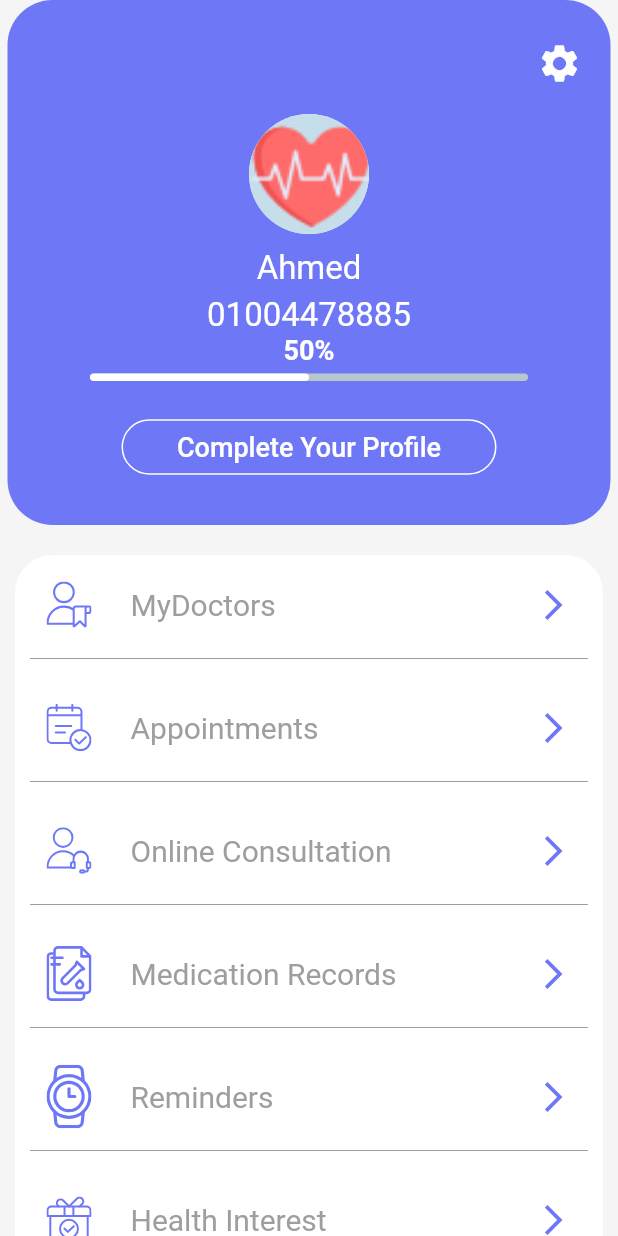
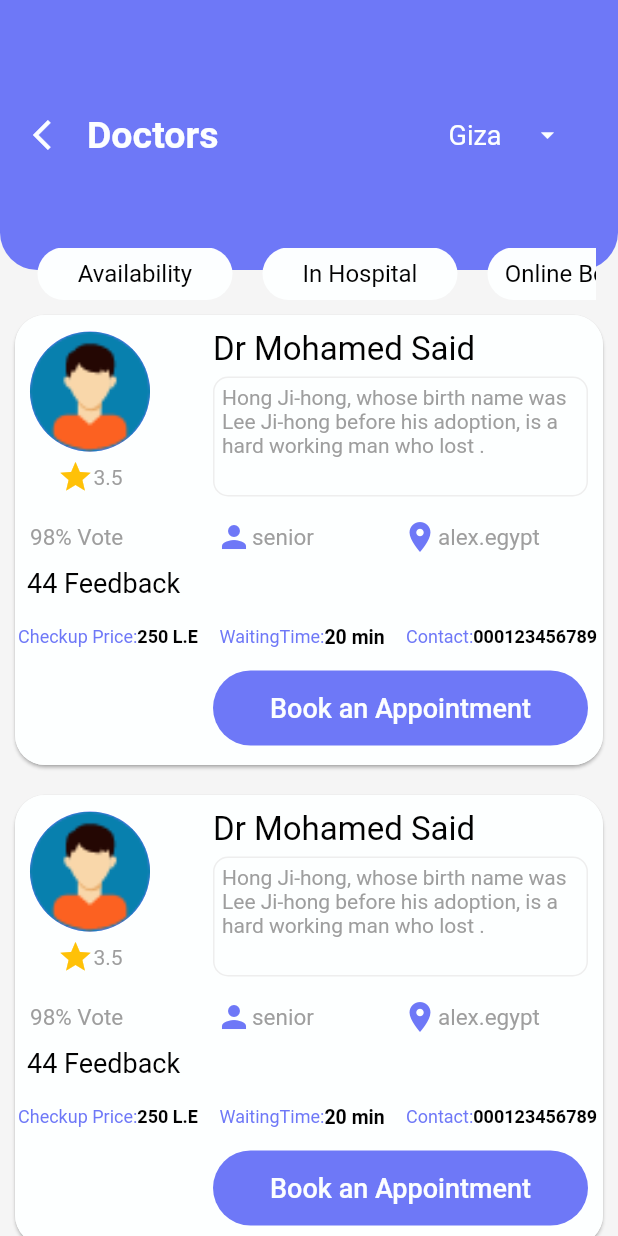
Before and after one commit to NourSabry/nabbda, a Flutter app: the ProfileScreen screen opened directly, after a tap on "MyDoctors", on a phone screen of 412 x 824 dp. Run offline on Flutter 3.47's test engine with Material 2 defaults, Android fonts, the phone set to English and light mode, and no system bars; drawn by our look-alikes of auto_size_text, expansion_tile_card, percent_indicator; our stand-ins replace flutter_svg, font_awesome_flutter, syncfusion_flutter_charts, table_calendar; missing offline and left inert: chart_sparkline, custom_timer.

Commit message:
finish (doctor screen)

```diff
--- /dev/null
+++ b/lib/components/appbar_doctor_screen.dart
@@ -0,0 +1,116 @@
+import 'package:expansion_tile_card/expansion_tile_card.dart';
+import 'package:flutter/material.dart';
+import 'package:nabbda/components/button_appbar_screen_doctor.dart';
+import 'package:nabbda/constants.dart';
+
+class AppbarOfDoctorScreen extends StatelessWidget {
+  final List<String> labels = [
+    'Availability',
+    'In Hospital',
+    'Online Booking',
+    'Online Booking'
+  ];
+
+  @override
+  Widget build(BuildContext context) {
+    return Container(
+      height: 200,
+      width: MediaQuery
+          .of(context)
+          .size
+          .width,
+      child: Stack(
+        children: [
+          Container(
+            height: 180,
+            decoration: BoxDecoration(
+                color: K.mainColor,
+                borderRadius: BorderRadius.only(
+                    bottomRight: Radius.circular(25),
+                    bottomLeft: Radius.circular(25))),
+            child: Row(
+              mainAxisAlignment: MainAxisAlignment.spaceBetween,
+              children: [
+                Padding(
+                  padding: const EdgeInsets.symmetric(horizontal: 10),
+                  child: Row(
+                    children: [
+                      IconButton(
+                        onPressed: () {
+                          Navigator.pop(context);
+                        },
+                        icon: Icon(
+                          Icons.arrow_back_ios,
+                          color: K.WhiteColor,
+                        ),
+                      ),
+                      Text(
+                        "Doctors",
+                        style: TextStyle(
+                            fontSize: 25,
+                            color: K.WhiteColor,
+                            fontWeight: FontWeight.bold),
+                      ),
+                    ],
+                  ),
+                ),
+                SizedBox(
+                  width: 150,
+                  child: ExpansionTileCard(
+                      shadowColor: K.mainColor,
+                      baseColor: K.mainColor,
+                      elevation: 0,
+                      trailing: Icon(
+                        Icons.arrow_drop_down,
+                        color: K.WhiteColor,
+                        size: 20,
+                      ),
+                      title: Text(
+                        "Giza",
+                        style: TextStyle(
+                            color: K.WhiteColor, fontSize: 18),
+                      ),
+                      contentPadding:
+                      EdgeInsets.symmetric(horizontal: 35),
+                      expandedTextColor: K.mainColor,
+                      children: <Widget>[]),
+                )
+              ],
+            ),
+          ),
+          Positioned(
+            bottom: 0,
+            left: 0,
+            right: 0,
+            child: Padding(
+              padding: const EdgeInsets.symmetric(horizontal: 15),
+              child: SizedBox(
+                height: 35,
+                child: ListView.builder(
+                    shrinkWrap: true,
+                    scrollDirection: Axis.horizontal,
+                    itemCount: labels.length,
+                    itemBuilder: (context, index) =>
+                        ButtonOfAppbar(
+                          label: labels[index],
+                          function: () {
+                            if (index == 0) {
+                              print("index=0");
+                            } else if (index == 1) {
+                              print("index==1");
+                            } else if (index == 2) {
+                              print("index==2");
+                            } else {
+                              print("index==3");
+                            }
+                          },
+                        )
+                ),
+              ),
+            ),
+          ),
+        ],
+      ),
+    );
+  }
+}
--- /dev/null
+++ b/lib/components/button_appbar_screen_doctor.dart
@@ -0,0 +1,29 @@
+import 'package:flutter/material.dart';
+import 'package:nabbda/constants.dart';
+
+class ButtonOfAppbar extends StatelessWidget {
+  final String? label;
+  final Function()? function;
+
+  ButtonOfAppbar({this.label, this.function});
+
+  @override
+  Widget build(BuildContext context) {
+    return Padding(
+      padding: const EdgeInsets.symmetric(horizontal: 10),
+      child: GestureDetector(
+        onTap: function,
+        child: Container(
+          width: 130,
+          decoration: BoxDecoration(
+              color: K.WhiteColor, borderRadius: BorderRadius.circular(25)),
+          child: Center(
+              child: Text(
+            label!,
+            style: TextStyle(color: K.blackColor, fontSize: 16),
+          )),
+        ),
+      ),
+    );
+  }
+}
--- /dev/null
+++ b/lib/components/card_doctor_screen.dart
@@ -0,0 +1,304 @@
+import 'package:auto_size_text/auto_size_text.dart';
+import 'package:flutter/material.dart';
+import 'package:nabbda/constants.dart';
+
+class CardOfDoctorScreen extends StatelessWidget {
+  final String? image;
+  final String? name;
+  final String? description;
+  final String? rate;
+  final String? vote;
+  final String? job;
+  final String? location;
+  final String? feedback;
+  final String? price;
+  final String? time;
+  final String? phoneNumber;
+  final Function()? function;
+
+  CardOfDoctorScreen(
+      {this.name,
+      this.function,
+      this.image,
+      this.time,
+      this.rate,
+      this.description,
+      this.phoneNumber,
+      this.price,
+      this.feedback,
+      this.job,
+      this.location,
+      this.vote});
+
+  @override
+  Widget build(BuildContext context) {
+    return Padding(
+      padding: const EdgeInsets.symmetric(horizontal: 10, vertical: 10),
+      child: Material(
+        elevation: 1,
+        shadowColor: Colors.grey,
+        borderRadius: BorderRadius.circular(20),
+        child: Container(
+          height: 300,
+          decoration: BoxDecoration(
+              color: K.WhiteColor, borderRadius: BorderRadius.circular(20)),
+          child: Column(
+            crossAxisAlignment: CrossAxisAlignment.start,
+            children: [
+              Row(
+                mainAxisAlignment: MainAxisAlignment.spaceBetween,
+                children: [
+                  Padding(
+                    padding: const EdgeInsets.symmetric(
+                        horizontal: 10, vertical: 10),
+                    child: Column(
+                      children: [
+                        Container(
+                          clipBehavior: Clip.antiAlias,
+                          height: 80,
+                          width: 80,
+                          decoration: BoxDecoration(
+                              shape: BoxShape.circle, color: K.mainColor),
+                          child: Image.asset(
+                            image!,
+                            fit: BoxFit.cover,
+                          ),
+                        ),
+                        Padding(
+                          padding: const EdgeInsets.symmetric(vertical: 5),
+                          child: Row(
+                            children: [
+                              Icon(
+                                Icons.star,
+                                color: Colors.amber,
+                              ),
+                              Text(
+                                rate!,
+                                style: TextStyle(color: K.grayColor),
+                              ),
+                            ],
+                          ),
+                        )
+                      ],
+                    ),
+                  ),
+                  Padding(
+                    padding: const EdgeInsets.symmetric(
+                        horizontal: 10, vertical: 10),
+                    child: Column(
+                      children: [
+                        SizedBox(
+                          width: 250,
+                          child: AutoSizeText(
+                            name!,
+                            maxLines: 1,
+                            style: TextStyle(fontSize: 22, color: K.blackColor),
+                          ),
+                        ),
+                        Padding(
+                          padding: const EdgeInsets.symmetric(vertical: 5),
+                          child: Container(
+                            height: 80,
+                            width: 250,
+                            decoration: BoxDecoration(
+                                borderRadius: BorderRadius.circular(10),
+                                border: Border.all(color: K.grayColor.shade200),
+                                color: K.WhiteColor),
+                            child: Padding(
+                              padding: const EdgeInsets.symmetric(
+                                  horizontal: 5, vertical: 5),
+                              child: AutoSizeText(
+                                description!,
+                                maxLines: 5,
+                                style:
+                                    TextStyle(fontSize: 15, color: K.grayColor),
+                              ),
+                            ),
+                          ),
+                        ),
+                      ],
+                    ),
+                  )
+                ],
+              ),
+              Padding(
+                padding: const EdgeInsets.symmetric(horizontal: 10),
+                child: Row(
+                  children: [
+                    Expanded(
+                      child: Row(
+                        children: [
+                          AutoSizeText(
+                            vote!,
+                            maxLines: 1,
+                            style: TextStyle(color: K.grayColor, fontSize: 15),
+                          ),
+                          AutoSizeText(
+                            "Vote",
+                            maxLines: 1,
+                            style: TextStyle(color: K.grayColor, fontSize: 15),
+                          ),
+                        ],
+                      ),
+                    ),
+                    Expanded(
+                      child: Row(
+                        children: [
+                          Icon(
+                            Icons.person,
+                            color: K.mainColor,
+                          ),
+                          Expanded(
+                            child: AutoSizeText(
+                              job!,
+                              maxLines: 1,
+                              style:
+                                  TextStyle(color: K.grayColor, fontSize: 15),
+                            ),
+                          ),
+                        ],
+                      ),
+                    ),
+                    Expanded(
+                      child: Row(
+                        children: [
+                          Icon(
+                            Icons.location_on,
+                            color: K.mainColor,
+                          ),
+                          Expanded(
+                            child: AutoSizeText(
+                              location!,
+                              maxLines: 1,
+                              style:
+                                  TextStyle(color: K.grayColor, fontSize: 15),
+                            ),
+                          ),
+                        ],
+                      ),
+                    ),
+                  ],
+                ),
+              ),
+              Padding(
+                padding: const EdgeInsets.symmetric(horizontal: 8, vertical: 8),
+                child: Row(
+                  children: [
+                    AutoSizeText(
+                      feedback!,
+                      style: TextStyle(color: K.blackColor, fontSize: 18),
+                    ),
+                    AutoSizeText(
+                      "Feedback",
+                      style: TextStyle(color: K.blackColor, fontSize: 18),
+                    ),
+                  ],
+                ),
+              ),
+              Padding(
+                padding:
+                    const EdgeInsets.symmetric(horizontal: 2, vertical: 10),
+                child: Row(
+                  children: [
+                    Expanded(
+                      child: Row(
+                        children: [
+                          AutoSizeText(
+                            "Checkup Price:",
+                            maxLines: 1,
+                            style: TextStyle(color: K.mainColor, fontSize: 10),
+                          ),
+                          Expanded(
+                            child: AutoSizeText(
+                              price!,
+                              maxLines: 1,
+                              style: TextStyle(
+                                  color: K.blackColor,
+                                  fontSize: 10,
+                                  fontWeight: FontWeight.bold),
+                            ),
+                          ),
+                        ],
+                      ),
+                    ),
+                    Expanded(
+                      child: Padding(
+                        padding: const EdgeInsets.symmetric(horizontal: 5),
+                        child: Row(
+                          children: [
+                            AutoSizeText(
+                              "WaitingTime:",
+                              maxLines: 1,
+                              style:
+                                  TextStyle(color: K.mainColor, fontSize: 10),
+                            ),
+                            Expanded(
+                              child: AutoSizeText(
+                                time!,
+                                maxLines: 1,
+                                style: TextStyle(
+                                    color: K.blackColor,
+                                    fontSize: 13,
+                                    fontWeight: FontWeight.bold),
+                              ),
+                            ),
+                          ],
+                        ),
+                      ),
+                    ),
+                    Expanded(
+                      child: Row(
+                        children: [
+                          AutoSizeText(
+                            "Contact:",
+                            maxLines: 1,
+                            style: TextStyle(color: K.mainColor, fontSize: 10),
+                          ),
+                          Expanded(
+                            child: AutoSizeText(
+                              phoneNumber!,
+                              maxLines: 1,
+                              style: TextStyle(
+                                  color: K.blackColor,
+                                  fontSize: 15,
+                                  fontWeight: FontWeight.bold),
+                            ),
+                          ),
+                        ],
+                      ),
+                    ),
+                  ],
+                ),
+              ),
+              Align(
+                alignment: Alignment.bottomRight,
+                child: Padding(
+                  padding:
+                      const EdgeInsets.symmetric(vertical: 5, horizontal: 10),
+                  child: SizedBox(
+                    height: 50,
+                    width: 250,
+                    child: TextButton(
+                      onPressed: function,
+                      child: Text(
+                        "Book an Appointment",
+                        style: TextStyle(
+                          color: K.WhiteColor,
+                          fontSize: 18,
+                        ),
+                      ),
+                      style: TextButton.styleFrom(
+                          shape: RoundedRectangleBorder(
+                              borderRadius: BorderRadius.circular(25)),
+                          backgroundColor: K.mainColor),
+                    ),
+                  ),
+                ),
+              )
+            ],
+          ),
+        ),
+      ),
+    );
+  }
+}
--- a/lib/components/container_home_screen.dart
+++ b/lib/components/container_home_screen.dart
@@ -2,6 +2,7 @@ import 'package:auto_size_text/auto_size_text.dart';
 import 'package:flutter/material.dart';
 import 'package:nabbda/colors.dart';
 import 'package:nabbda/components/textfield_search.dart';
+import 'package:nabbda/constants.dart';
 
 class ContainerOfHomeScreen extends StatelessWidget {
   final Function()? functionShare;
@@ -22,7 +23,7 @@ class ContainerOfHomeScreen extends StatelessWidget {
             height: 180,
             width: size.width,
             decoration: BoxDecoration(
-                color: Color(0xFF6E78F7),
+                color: K.mainColor,
                 borderRadius: BorderRadius.only(
                     bottomRight: Radius.circular(30),
                     bottomLeft: Radius.circular(30))),
--- a/lib/screens/container_profile_screen.dart
+++ b/lib/components/container_profile_screen.dart
@@ -23,7 +23,7 @@ class ContainerOfProfile extends StatelessWidget {
     Size size = MediaQuery.of(context).size;
 
     return Container(
-      width: size.width - 10,
+      width: size.width ,
       height: 350,
       decoration: BoxDecoration(
           color: Color(0xFF6E78F7), borderRadius: BorderRadius.circular(30)),
--- a/lib/components/container_vital_signs.dart
+++ b/lib/components/container_vital_signs.dart
@@ -15,9 +15,7 @@ class ContainerOfVitalSigns extends StatelessWidget {
   Widget build(BuildContext context) {
     var data = [0.0, 1.0, 1.5, 2.0, 0.0, 0.0, -0.5, -1.0, -0.5, 0.0, 0.0];
 
-    return Padding(
-      padding: const EdgeInsets.symmetric(horizontal: 2, vertical: 5),
-      child: Container(
+    return Container(
       height: 80,
       child: Row(
         mainAxisAlignment: MainAxisAlignment.spaceBetween,
@@ -74,7 +72,6 @@ class ContainerOfVitalSigns extends StatelessWidget {
           ),
         ],
       ),
-      ),
     );
   }
 }
--- /dev/null
+++ b/lib/constants.dart
@@ -0,0 +1,10 @@
+import 'package:flutter/material.dart';
+
+class K {
+
+  static const mainColor=Color(0xFF6E78F7);
+  static const WhiteColor=Color(0xFDFDFFFF);
+  static const blackColor=Color(0xFD000000);
+  static const grayColor=Colors.grey;
+
+}
--- a/lib/screens/HomeScreen.dart
+++ b/lib/screens/HomeScreen.dart
@@ -51,8 +51,7 @@ class HomeScreen extends StatelessWidget {
 
   @override
   Widget build(BuildContext context) {
-    return SafeArea(
-      child: Scaffold(
+    return Scaffold(
       backgroundColor: Color(0xFFF5F5F5),
       body: SingleChildScrollView(
         physics: ClampingScrollPhysics(),
@@ -161,7 +160,6 @@ class HomeScreen extends StatelessWidget {
           ],
         ),
       ),
-      ),
     );
   }
 }
--- /dev/null
+++ b/lib/screens/doctor_screen.dart
@@ -0,0 +1,43 @@
+import 'package:auto_size_text/auto_size_text.dart';
+import 'package:flutter/material.dart';
+import 'package:nabbda/components/appbar_doctor_screen.dart';
+import 'package:nabbda/components/card_doctor_screen.dart';
+
+class DoctorsScreen extends StatelessWidget {
+  @override
+  Widget build(BuildContext context) {
+    return Scaffold(
+      backgroundColor: Color(0xFFF5F5F5),
+      body: SingleChildScrollView(
+        child: Column(
+          children: [
+            AppbarOfDoctorScreen(),
+            SizedBox(
+              child: ListView.builder(
+                  physics: ClampingScrollPhysics(),
+                  shrinkWrap: true,
+                  itemCount: 3,
+                  itemBuilder: (context, index) => CardOfDoctorScreen(
+                        function: () {
+                          print("doctor");
+                        },
+                        image: "assets/images/Male.png",
+                        name: "Dr Mohamed Said",
+                        time: "20 min",
+                        rate: "3.5",
+                        description:
+                            "Hong Ji-hong, whose birth name was Lee Ji-hong before his adoption, is a hard working man who lost .",
+                        price: "250 L.E",
+                        feedback: "44 ",
+                        job: "senior",
+                        location: "alex.egypt",
+                        phoneNumber: "000123456789",
+                        vote: "98% ",
+                      )),
+            )
+          ],
+        ),
+      ),
+    );
+  }
+}
--- a/lib/screens/profile_screen.dart
+++ b/lib/screens/profile_screen.dart
@@ -1,6 +1,7 @@
 import 'package:flutter/material.dart';
 import 'package:nabbda/components/setting_profile_screen.dart';
-import 'package:nabbda/screens/container_profile_screen.dart';
+import 'package:nabbda/components/container_profile_screen.dart';
+import 'package:nabbda/screens/doctor_screen.dart';
 
 class ProfileScreen extends StatelessWidget {
   final List<String> images = [
@@ -26,9 +27,7 @@ class ProfileScreen extends StatelessWidget {
 
   @override
   Widget build(BuildContext context) {
-    Size size = MediaQuery.of(context).size;
-    return SafeArea(
-      child: Scaffold(
+    return Scaffold(
       backgroundColor: Color(0xFFF5F5F5),
       body: SingleChildScrollView(
         child: Column(
@@ -44,10 +43,8 @@ class ProfileScreen extends StatelessWidget {
               percentText: "50%",
             ),
             Padding(
-                padding:
-                    const EdgeInsets.symmetric(vertical: 20, horizontal: 10),
+              padding: const EdgeInsets.symmetric(vertical: 20, horizontal: 10),
               child: Container(
-                  height: size.height,
                 decoration: BoxDecoration(
                   color: Colors.white,
                   borderRadius: BorderRadius.circular(25),
@@ -62,6 +59,10 @@ class ProfileScreen extends StatelessWidget {
                           function: () {
                             if (index == 0) {
                               print("index=0");
+                              Navigator.push(
+                                  context,
+                                  MaterialPageRoute(
+                                      builder: (context) => DoctorsScreen()));
                             } else if (index == 1) {
                               print("index=1");
                             } else if (index == 2) {
@@ -86,7 +87,6 @@ class ProfileScreen extends StatelessWidget {
           ],
         ),
       ),
-      ),
     );
   }
 }
--- a/lib/screens/vital_signs_screen.dart
+++ b/lib/screens/vital_signs_screen.dart
@@ -10,14 +10,16 @@ class VitalSignsScreen extends StatelessWidget {
     "Temperature",
     "Respiratory Rate",
     "O2Saturation level"
-  ]; final List<String> time = [
+  ];
+  final List<String> time = [
     "24 Apr 2021",
     "24 Apr 2021",
     "24 Apr 2021",
     "24 Apr 2021",
     "24 Apr 2021",
     "24 Apr 2021",
-  ];final List<String> quantity = [
+  ];
+  final List<String> quantity = [
     "200 mg/dl",
     "200 mg/dl",
     "200 mg/dl",
@@ -38,14 +40,14 @@ class VitalSignsScreen extends StatelessWidget {
   Widget build(BuildContext context) {
     Size size = MediaQuery.of(context).size;
 
-    return SafeArea(
-      child: Scaffold(
-        backgroundColor: Color(0xFFF5F5F5),
-        body: Stack(
+    return Scaffold(
+      backgroundColor: Color(0xFFF5F5F5),
+      body: SingleChildScrollView(
+        child: Stack(
           clipBehavior: Clip.none,
           children: [
             Container(
-              height: 150,
+              height: 180,
               width: size.width,
               child: Padding(
                 padding: const EdgeInsets.symmetric(horizontal: 20),
@@ -62,25 +64,26 @@ class VitalSignsScreen extends StatelessWidget {
               decoration: BoxDecoration(
                   color: Color(0xFF6E78F7),
                   borderRadius: BorderRadius.only(
-                      bottomRight: Radius.circular(30),
-                      bottomLeft: Radius.circular(30))),
+                      bottomRight: Radius.circular(20),
+                      bottomLeft: Radius.circular(20))),
             ),
             Padding(
-              padding: const EdgeInsets.only(top: 100),
+              padding: const EdgeInsets.only(top: 150),
               child: Center(
-                child: Container(
-                  height: size.height ,
-                  width: size.width - 40,
-                  decoration: BoxDecoration(
-                      borderRadius: BorderRadius.circular(30),
-                      color: Colors.white),
-                  child: SingleChildScrollView(
+                child: Material(
+                  borderRadius: BorderRadius.circular(20),
+                  elevation: 1,
+                  child: Container(
+                    width: size.width - 20,
+                    decoration: BoxDecoration(
+                        borderRadius: BorderRadius.circular(20),
+                        color: Colors.white),
                     child: Column(
                       crossAxisAlignment: CrossAxisAlignment.start,
                       children: [
                         Padding(
                           padding: const EdgeInsets.symmetric(
-                              horizontal: 8, vertical: 10),
+                              horizontal: 15, vertical: 15),
                           child: Text(
                             "Your Vital Signs",
                             style: TextStyle(
@@ -89,8 +92,7 @@ class VitalSignsScreen extends StatelessWidget {
                         ),
                         Padding(
                           padding: const EdgeInsets.symmetric(
-                            horizontal: 8,vertical: 5
-                          ),
+                              horizontal: 15),
                           child: Text(
                             "In Last 7 days",
                             style: TextStyle(
--- a/pubspec.yaml
+++ b/pubspec.yaml
@@ -32,6 +32,7 @@ dependencies:
   auto_size_text: ^3.0.0-nullsafety.0
   chart_sparkline: ^1.0.5
   percent_indicator: ^3.4.0
+  expansion_tile_card: ^2.0.0
 
 
 dev_dependencies:
```
Also changed, not shown: pubspec.lock. Lines whose indentation alone changed are shown as unchanged.
